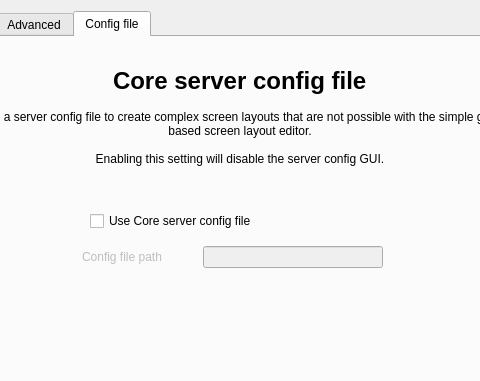
Old version of the form src/gui/src/ServerConfigDialogBase.ui in the repository deskflow/deskflow; both pictures show x 167 to 647 and y 0 to 381 of the 814 by 588 pixel window.
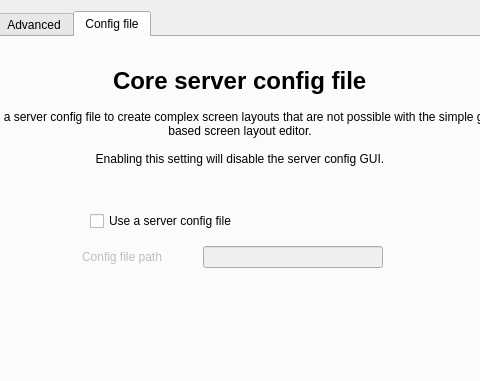
New version of the form. Icons and pictures are not drawn. Custom widgets are drawn as their Qt base class.

```diff
--- a/src/gui/src/ServerConfigDialogBase.ui
+++ b/src/gui/src/ServerConfigDialogBase.ui
@@ -943,7 +943,7 @@
             </size>
            </property>
            <property name="text">
-            <string>Use Core server config file</string>
+            <string>Use a server config file</string>
            </property>
           </widget>
          </item>
```
